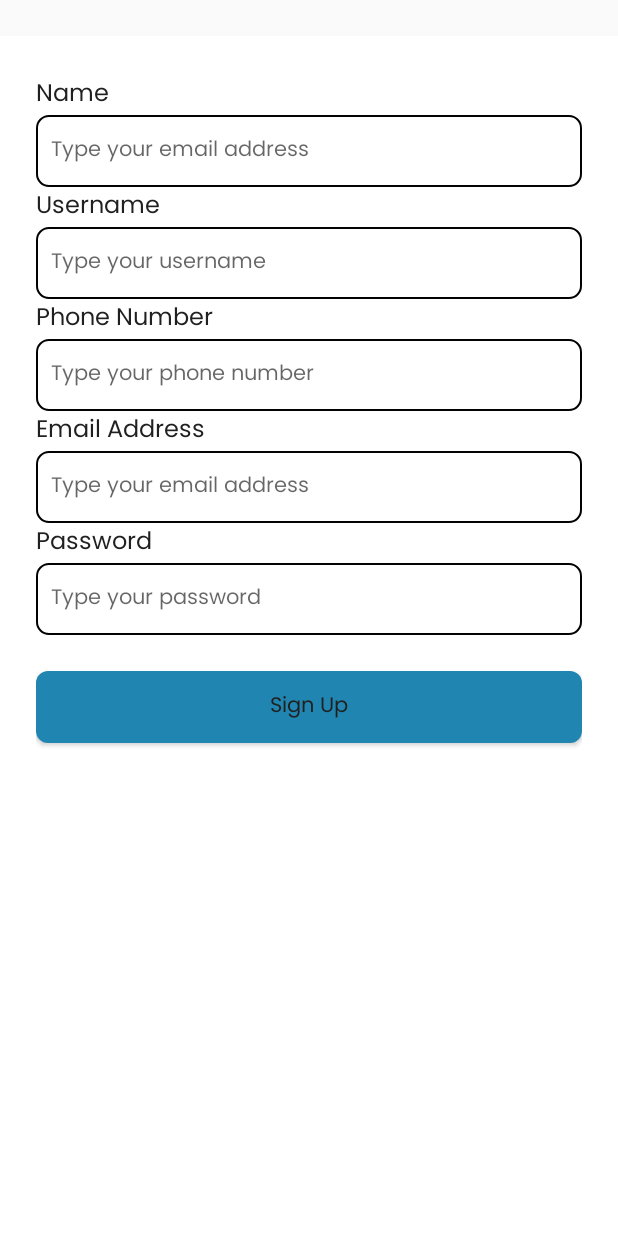
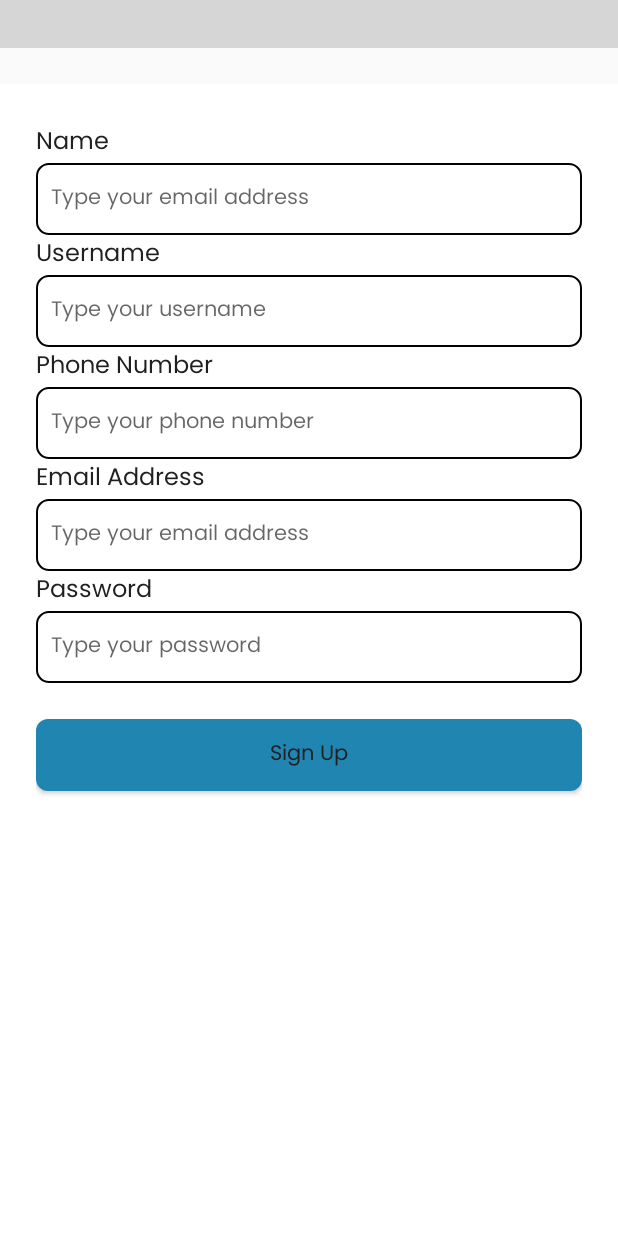
Before and after one commit to ariqlubis/Ojek, an Android app: the SignUpFragment screen opened through its navigation route, on a phone screen of 412 x 824 dp. Run offline under Robolectric (Android 15) with nearby library versions, the phone set to English and light mode, and no system bars; grey boxes are pictures that could not be loaded.

Commit message:
feat: Update feature

```diff
--- a/app/build.gradle
+++ b/app/build.gradle
@@ -42,6 +42,7 @@ dependencies {
     implementation 'androidx.constraintlayout:constraintlayout:2.1.3'
     implementation 'androidx.navigation:navigation-fragment-ktx:2.4.2'
     implementation 'androidx.navigation:navigation-ui-ktx:2.4.2'
+    implementation 'androidx.legacy:legacy-support-v4:1.0.0'
     testImplementation 'junit:junit:4.13.2'
     androidTestImplementation 'androidx.test.ext:junit:1.1.3'
     androidTestImplementation 'androidx.test.espresso:espresso-core:3.4.0'
--- a/app/src/main/java/com/eighteam/ojek/ui/auth/signIn/SignInFragment.kt
+++ b/app/src/main/java/com/eighteam/ojek/ui/auth/signIn/SignInFragment.kt
@@ -1,11 +1,14 @@
 package com.eighteam.ojek.ui.auth.signIn
 
+import android.content.Intent
 import android.os.Bundle
-import androidx.fragment.app.Fragment
 import android.view.LayoutInflater
 import android.view.View
 import android.view.ViewGroup
+import android.widget.Button
+import androidx.fragment.app.Fragment
 import com.eighteam.ojek.R
+import com.eighteam.ojek.ui.auth.AuthActivity
 
 class SignInFragment : Fragment() {
 
@@ -16,4 +19,16 @@ class SignInFragment : Fragment() {
         // Inflate the layout for this fragment
         return inflater.inflate(R.layout.fragment_sign_in, container, false)
     }
+
+    override fun onViewCreated(view: View, savedInstanceState: Bundle?) {
+        super.onViewCreated(view, savedInstanceState)
+        val btnSignUp: Button = view.findViewById(R.id.btnSignUp)
+        btnSignUp.setOnClickListener {
+            val signUp = Intent(activity, AuthActivity::class.java)
+            signUp.putExtra(AuthActivity.EXTRA_PAGE_REQUEST, 1)
+            startActivity(signUp)
+        }
+    }
+
+
 }
--- a/app/src/main/java/com/eighteam/ojek/ui/auth/signUp/SignUpFragment.kt
+++ b/app/src/main/java/com/eighteam/ojek/ui/auth/signUp/SignUpFragment.kt
@@ -1,34 +1,17 @@
 package com.eighteam.ojek.ui.auth.signUp
 
+import android.content.Intent
 import android.os.Bundle
 import androidx.fragment.app.Fragment
 import android.view.LayoutInflater
 import android.view.View
 import android.view.ViewGroup
+import android.widget.Button
+import androidx.navigation.Navigation
 import com.eighteam.ojek.R
+import com.eighteam.ojek.ui.auth.AuthActivity
 
-// TODO: Rename parameter arguments, choose names that match
-// the fragment initialization parameters, e.g. ARG_ITEM_NUMBER
-private const val ARG_PARAM1 = "param1"
-private const val ARG_PARAM2 = "param2"
-
-/**
- * A simple [Fragment] subclass.
- * Use the [SignUpFragment.newInstance] factory method to
- * create an instance of this fragment.
- */
 class SignUpFragment : Fragment() {
-    // TODO: Rename and change types of parameters
-    private var param1: String? = null
-    private var param2: String? = null
-
-    override fun onCreate(savedInstanceState: Bundle?) {
-        super.onCreate(savedInstanceState)
-        arguments?.let {
-            param1 = it.getString(ARG_PARAM1)
-            param2 = it.getString(ARG_PARAM2)
-        }
-    }
 
     override fun onCreateView(
         inflater: LayoutInflater, container: ViewGroup?,
@@ -38,23 +21,16 @@ class SignUpFragment : Fragment() {
         return inflater.inflate(R.layout.fragment_sign_up, container, false)
     }
 
-    companion object {
-        /**
-         * Use this factory method to create a new instance of
-         * this fragment using the provided parameters.
-         *
-         * @param param1 Parameter 1.
-         * @param param2 Parameter 2.
-         * @return A new instance of fragment SignUpFragment.
-         */
-        // TODO: Rename and change types and number of parameters
-        @JvmStatic
-        fun newInstance(param1: String, param2: String) =
-            SignUpFragment().apply {
-                arguments = Bundle().apply {
-                    putString(ARG_PARAM1, param1)
-                    putString(ARG_PARAM2, param2)
-                }
-            }
+    override fun onViewCreated(view: View, savedInstanceState: Bundle?) {
+        super.onViewCreated(view, savedInstanceState)
+
+        val btnSignUp: Button = view.findViewById(R.id.btnSignUp2)
+        btnSignUp.setOnClickListener {
+            Navigation.findNavController(it)
+                .navigate(R.id.action_signUp_success, null)
+
+            (activity as AuthActivity).toolbarSignUpSuccess()
+        }
     }
+
 }
--- a/app/src/main/res/layout/activity_auth.xml
+++ b/app/src/main/res/layout/activity_auth.xml
@@ -1,10 +1,15 @@
 <?xml version="1.0" encoding="utf-8"?>
-<androidx.constraintlayout.widget.ConstraintLayout xmlns:android="http://schemas.android.com/apk/res/android"
+<LinearLayout xmlns:android="http://schemas.android.com/apk/res/android"
     xmlns:app="http://schemas.android.com/apk/res-auto"
     xmlns:tools="http://schemas.android.com/tools"
     android:layout_width="match_parent"
     android:layout_height="match_parent"
+    android:orientation="vertical"
     tools:context=".ui.auth.AuthActivity">
+
+    <include layout="@layout/layout_toolbar"
+        android:layout_height="wrap_content"
+        android:layout_width="match_parent"/>
 
     <fragment
         android:id="@+id/authHostFragment"
@@ -15,4 +20,4 @@
         app:navGraph="@navigation/nav_auth"
         tools:ignore="FragmentTagUsage" />
 
-</androidx.constraintlayout.widget.ConstraintLayout>
+</LinearLayout>
--- a/app/src/main/res/layout/fragment_sign_in.xml
+++ b/app/src/main/res/layout/fragment_sign_in.xml
@@ -51,7 +51,7 @@
         tools:ignore="Autofill" />
 
     <Button
-        android:id="@+id/btnSignin"
+        android:id="@+id/btnSignIn"
         android:text="@string/sign_in"
         android:textAllCaps="false"
         android:layout_marginTop="24dp"
@@ -60,7 +60,7 @@
         android:layout_height="wrap_content"/>
 
     <Button
-        android:id="@+id/btnSignup"
+        android:id="@+id/btnSignUp"
         android:text="@string/create_new_account"
         android:textAllCaps="false"
         android:layout_marginTop="12dp"
--- a/app/src/main/res/layout/fragment_sign_up.xml
+++ b/app/src/main/res/layout/fragment_sign_up.xml
@@ -97,7 +97,7 @@
 
 
     <Button
-        android:id="@+id/btnSignUp"
+        android:id="@+id/btnSignUp2"
         android:text="@string/sign_up"
         android:textAllCaps="false"
         android:layout_marginTop="24dp"
--- a/app/src/main/res/navigation/nav_auth.xml
+++ b/app/src/main/res/navigation/nav_auth.xml
@@ -9,13 +9,24 @@
         android:id="@+id/fragment_signIn"
         android:name="com.eighteam.ojek.ui.auth.signIn.SignInFragment"
         tools:layout="@layout/fragment_sign_in">
+
+        <action android:id="@+id/action_signUp"
+            app:destination="@+id/fragment_signUp"/>
     </fragment>
 
     <fragment
         android:id="@+id/fragment_signUp"
         android:name="com.eighteam.ojek.ui.auth.signUp.SignUpFragment"
         tools:layout="@layout/fragment_sign_up">
+
+        <action android:id="@+id/action_signUp_success"
+            app:destination="@+id/fragment_signUp_success"/>
     </fragment>
+
+    <fragment
+        android:id="@+id/fragment_signUp_success"
+        android:name="com.eighteam.ojek.ui.auth.signUp.SignUpSuccessFragment"
+        tools:layout="@layout/fragment_sign_up_success"/>
 
 
 </navigation>
```
Also changed, not shown: app/src/main/java/com/eighteam/ojek/ui/auth/AuthActivity.kt (+35 -1 lines).
